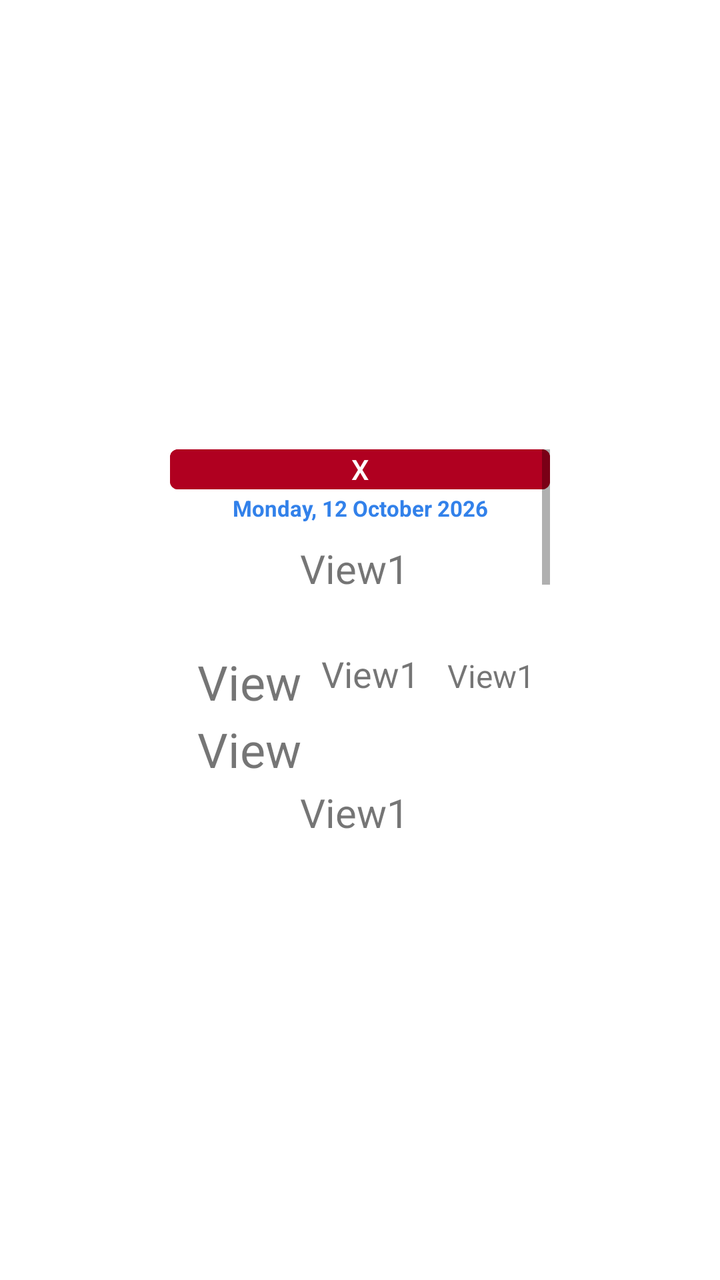
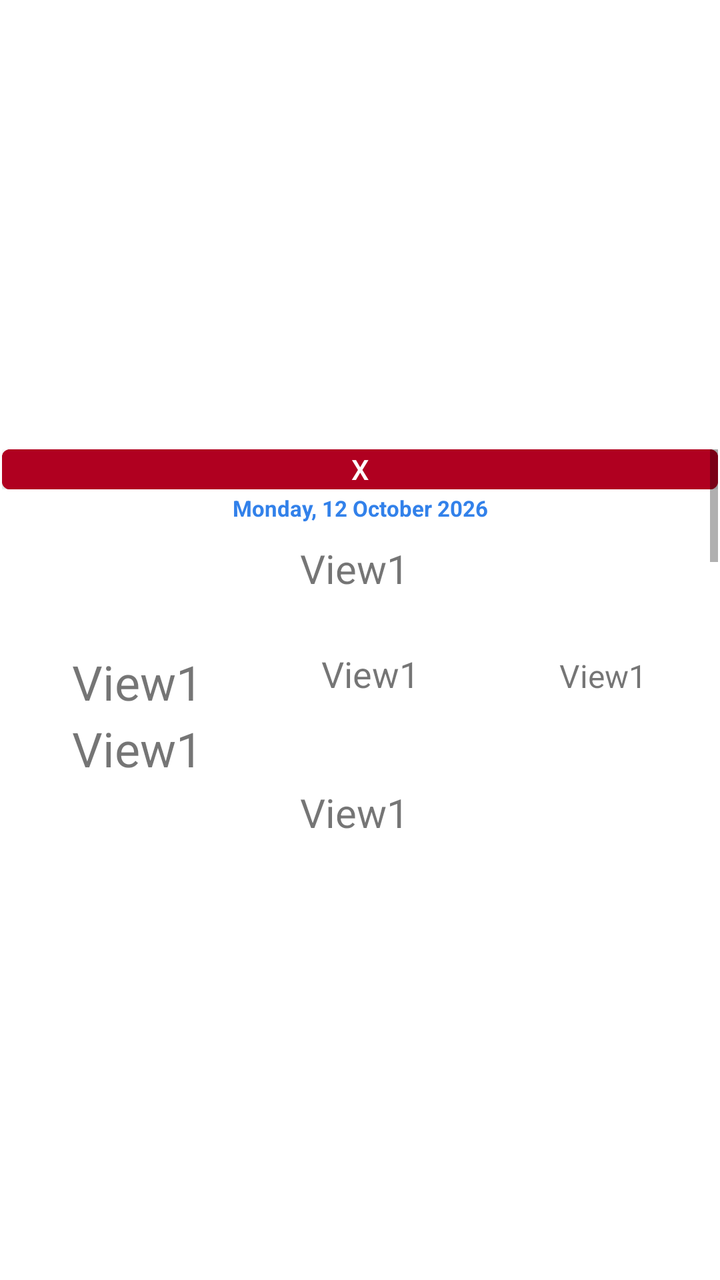

Screens rendered from an Android XML layout before and after an edit, with the pre-edit source and the edit as a unified diff.
<!-- AndroidManifest.xml: another module's application theme Theme.FocusFinder -->
<!-- res/layout/activity_focus_main.xml -->
<?xml version="1.0" encoding="utf-8"?>
<androidx.constraintlayout.widget.ConstraintLayout xmlns:android="http://schemas.android.com/apk/res/android"
    xmlns:app="http://schemas.android.com/apk/res-auto"
    xmlns:tools="http://schemas.android.com/tools"
    android:id="@+id/main"
    android:layout_width="match_parent"
    android:layout_height="match_parent"
    tools:context=".focus_main">

    <ScrollView
        android:id="@+id/scroll_view"
        android:layout_width="190dp"
        android:layout_height="190dp"
        android:layout_marginStart="1dp"
        android:layout_marginEnd="1dp"
        android:layout_marginBottom="1dp"
        app:layout_constraintBottom_toBottomOf="parent"
        app:layout_constraintEnd_toEndOf="parent"
        app:layout_constraintStart_toStartOf="parent"
        app:layout_constraintTop_toTopOf="parent">

        <LinearLayout
            android:layout_width="match_parent"
            android:layout_height="wrap_content"
            android:orientation="vertical">

            <LinearLayout
                android:layout_width="match_parent"
                android:layout_height="20dp"
                android:orientation="horizontal">

                <Button
                    android:id="@+id/exit"
                    android:layout_width="wrap_content"
                    android:layout_height="wrap_content"
                    android:layout_margin="0dp"
                    android:layout_weight="0.05"
                    android:backgroundTint="@color/design_default_color_error"
                    android:insetTop="0dp"
                    android:insetBottom="0dp"
                    android:padding="0dp"
                    android:text="X"
                    android:textColor="@color/ic_launcher_background" />

            </LinearLayout>

            <View
                android:id="@+id/view"
                android:layout_width="match_parent"
                android:layout_height="2dp"
                android:background="@color/design_default_color_on_primary" />

            <TextView
                android:id="@+id/view7"
                android:layout_width="match_parent"
                android:layout_height="22dp"
                android:singleLine="true"
                android:text="@string/current_date"
                android:textAlignment="center"
                android:textColor="@color/blue_cool"
                android:textSize="11dp"
                android:textStyle="bold" />

            <View
                android:id="@+id/view10"
                android:layout_width="match_parent"
                android:layout_height="2dp"
                android:background="@color/design_default_color_on_primary" />

            <LinearLayout
                android:layout_width="match_parent"
                android:layout_height="120dp"
                android:layout_weight="0.5"
                android:orientation="vertical">

                <TextView
                    android:id="@+id/v1title"
                    android:layout_width="match_parent"
                    android:layout_height="match_parent"
                    android:layout_marginLeft="0dp"
                    android:layout_marginTop="0dp"
                    android:layout_marginRight="0dp"
                    android:layout_weight="0.5"
                    android:gravity="top"
                    android:paddingRight="5dp"
                    android:text="View1"
                    android:textAlignment="center"
                    android:textSize="20dp" />

                <View
                    android:id="@+id/view2"
                    android:layout_width="match_parent"
                    android:layout_height="1dp"
                    android:layout_weight="0"
                    android:background="@color/design_default_color_on_primary" />

                <LinearLayout
                    android:layout_width="match_parent"
                    android:layout_height="match_parent"
                    android:layout_weight="0.4"
                    android:orientation="horizontal"
                    android:paddingLeft="10dp">

                    <LinearLayout
                        android:layout_width="match_parent"
                        android:layout_height="match_parent"
                        android:layout_weight="1"
                        android:orientation="vertical">

                        <TextView
                            android:id="@+id/v1time"
                            android:layout_width="match_parent"
                            android:layout_height="wrap_content"
                            android:layout_marginTop="0dp"
                            android:layout_weight="1"
                            android:gravity="center"
                            android:text="View1"
                            android:textSize="24dp" />

                        <View
                            android:id="@+id/view6"
                            android:layout_width="match_parent"
                            android:layout_height="1dp"
                            android:layout_weight="0"
                            android:background="@color/design_default_color_on_primary" />

                        <TextView
                            android:id="@+id/v1time2"
                            android:layout_width="match_parent"
                            android:layout_height="wrap_content"
                            android:layout_marginTop="0dp"
                            android:layout_weight="1"
                            android:gravity="center"
                            android:text="View1"
                            android:textSize="24dp" />
                    </LinearLayout>

                    <View
                        android:id="@+id/view4"
                        android:layout_width="1dp"
                        android:layout_height="wrap_content"
                        android:layout_weight="0"
                        android:background="@color/design_default_color_on_primary" />

                    <TextView
                        android:id="@+id/v1room"
                        android:layout_width="match_parent"
                        android:layout_height="wrap_content"
                        android:layout_marginTop="0dp"
                        android:layout_weight="1"
                        android:gravity="center"
                        android:text="View1"
                        android:textSize="18dp" />

                    <View
                        android:id="@+id/view5"
                        android:layout_width="1dp"
                        android:layout_height="wrap_content"
                        android:layout_weight="0"
                        android:background="@color/design_default_color_on_primary" />

                    <TextView
                        android:id="@+id/v1staff"
                        android:layout_width="match_parent"
                        android:layout_height="wrap_content"
                        android:layout_marginTop="0dp"
                        android:layout_weight="1"
                        android:gravity="center"
                        android:text="View1"
                        android:textSize="16dp" />

                </LinearLayout>

            </LinearLayout>

            <View
                android:id="@+id/view11"
                android:layout_width="match_parent"
                android:layout_height="2dp"
                android:background="@color/design_default_color_on_primary" />

            <LinearLayout
                android:layout_width="match_parent"
                android:layout_height="120dp"
                android:orientation="vertical">

                <TextView
                    android:id="@+id/v2title"
                    android:layout_width="match_parent"
                    android:layout_height="match_parent"
                    android:layout_marginLeft="0dp"
                    android:layout_marginTop="0dp"
                    android:layout_marginRight="0dp"
                    android:layout_weight="0.5"
                    android:gravity="top"
                    android:paddingRight="5dp"
                    android:text="View1"
                    android:textAlignment="center"
                    android:textSize="20dp" />

                <View
                    android:id="@+id/view8"
                    android:layout_width="match_parent"
                    android:layout_height="1dp"
                    android:layout_weight="0"
                    android:background="@color/design_default_color_on_primary" />

                <LinearLayout
                    android:layout_width="match_parent"
                    android:layout_height="match_parent"
                    android:layout_weight="0.4"
                    android:orientation="horizontal"
                    android:paddingLeft="10dp">

                    <LinearLayout
                        android:layout_width="match_parent"
                        android:layout_height="match_parent"
                        android:layout_weight="0.5"
                        android:orientation="vertical">

                        <TextView
                            android:id="@+id/v2time"
                            android:layout_width="match_parent"
                            android:layout_height="wrap_content"
                            android:layout_marginTop="0dp"
                            android:layout_weight="1"
                            android:gravity="center"
                            android:text="View1"
                            android:textSize="24dp" />

                        <View
                            android:id="@+id/view16"
                            android:layout_width="match_parent"
                            android:layout_height="1dp"
                            android:layout_weight="0"
                            android:background="@color/design_default_color_on_primary" />

                        <TextView
                            android:id="@+id/v2time2"
                            android:layout_width="match_parent"
                            android:layout_height="wrap_content"
                            android:layout_marginTop="0dp"
                            android:layout_weight="1"
                            android:gravity="center"
                            android:text="View1"
                            android:textSize="24dp" />
                    </LinearLayout>

                    <View
                        android:id="@+id/view9"
                        android:layout_width="1dp"
                        android:layout_height="wrap_content"
                        android:layout_weight="0"
                        android:background="@color/design_default_color_on_primary" />

                    <TextView
                        android:id="@+id/v2room"
                        android:layout_width="match_parent"
                        android:layout_height="wrap_content"
                        android:layout_marginTop="0dp"
                        android:layout_weight="0.5"
                        android:gravity="center"
                        android:text="View1"
                        android:textSize="18dp" />

                    <View
                        android:id="@+id/view15"
                        android:layout_width="1dp"
                        android:layout_height="wrap_content"
                        android:layout_weight="0"
                        android:background="@color/design_default_color_on_primary" />

                    <TextView
                        android:id="@+id/v2staff"
                        android:layout_width="match_parent"
                        android:layout_height="wrap_content"
                        android:layout_marginTop="0dp"
                        android:layout_weight="0.5"
                        android:gravity="center"
                        android:text="View1"
                        android:textSize="16dp" />

                </LinearLayout>

            </LinearLayout>

            <View
                android:id="@+id/view12"
                android:layout_width="match_parent"
                android:layout_height="2dp"
                android:background="@color/design_default_color_on_primary" />

            <LinearLayout
                android:layout_width="match_parent"
                android:layout_height="120dp"
                android:orientation="vertical">

                <TextView
                    android:id="@+id/v3title"
                    android:layout_width="match_parent"
                    android:layout_height="match_parent"
                    android:layout_marginLeft="0dp"
                    android:layout_marginTop="0dp"
                    android:layout_marginRight="0dp"
                    android:layout_weight="0.5"
                    android:gravity="top"
                    android:paddingRight="5dp"
                    android:text="View1"
                    android:textAlignment="center"
                    android:textSize="20dp" />

                <View
                    android:id="@+id/view21"
                    android:layout_width="match_parent"
                    android:layout_height="1dp"
                    android:layout_weight="0"
                    android:background="@color/design_default_color_on_primary" />

                <LinearLayout
                    android:layout_width="match_parent"
                    android:layout_height="match_parent"
                    android:layout_weight="0.4"
                    android:orientation="horizontal"
                    android:paddingLeft="10dp">

                    <LinearLayout
                        android:layout_width="match_parent"
                        android:layout_height="match_parent"
                        android:layout_weight="0.5"
                        android:orientation="vertical">

                        <TextView
                            android:id="@+id/v3time"
                            android:layout_width="match_parent"
                            android:layout_height="wrap_content"
                            android:layout_marginTop="0dp"
                            android:layout_weight="0.5"
                            android:text="View1"
                            android:textSize="24dp" />

                        <View
                            android:id="@+id/view23"
                            android:layout_width="match_parent"
                            android:layout_height="1dp"
                            android:layout_weight="0"
                            android:background="@color/design_default_color_on_primary" />

                        <TextView
                            android:id="@+id/v3time2"
                            android:layout_width="match_parent"
                            android:layout_height="wrap_content"
                            android:layout_marginTop="0dp"
                            android:layout_weight="0.5"
                            android:text="View1"
                            android:textSize="24dp" />
                    </LinearLayout>

                    <View
                        android:id="@+id/view17"
                        android:layout_width="1dp"
                        android:layout_height="wrap_content"
                        android:layout_weight="0"
                        android:background="@color/design_default_color_on_primary" />

                    <TextView
                        android:id="@+id/v3room"
                        android:layout_width="match_parent"
                        android:layout_height="wrap_content"
                        android:layout_marginTop="0dp"
                        android:layout_weight="0.5"
                        android:gravity="center"
                        android:text="View1"
                        android:textSize="18dp" />

                    <View
                        android:id="@+id/view18"
                        android:layout_width="1dp"
                        android:layout_height="wrap_content"
                        android:layout_weight="0"
                        android:background="@color/design_default_color_on_primary" />

                    <TextView
                        android:id="@+id/v3staff"
                        android:layout_width="match_parent"
                        android:layout_height="wrap_content"
                        android:layout_marginTop="0dp"
                        android:layout_weight="0.5"
                        android:gravity="center"
                        android:text="View1"
                        android:textSize="16dp" />
                </LinearLayout>

            </LinearLayout>

            <View
                android:id="@+id/view13"
                android:layout_width="match_parent"
                android:layout_height="2dp"
                android:background="@color/design_default_color_on_primary" />

            <LinearLayout
                android:layout_width="match_parent"
                android:layout_height="120dp"
                android:orientation="vertical">

                <TextView
                    android:id="@+id/v4title"
                    android:layout_width="match_parent"
                    android:layout_height="match_parent"
                    android:layout_marginLeft="0dp"
                    android:layout_marginTop="0dp"
                    android:layout_marginRight="0dp"
                    android:layout_weight="0.5"
                    android:gravity="top"
                    android:paddingRight="5dp"
                    android:text="View1"
                    android:textAlignment="center"
                    android:textSize="20dp" />

                <View
                    android:id="@+id/view22"
                    android:layout_width="match_parent"
                    android:layout_height="1dp"
                    android:layout_weight="0"
                    android:background="@color/design_default_color_on_primary" />

                <LinearLayout
                    android:layout_width="match_parent"
                    android:layout_height="match_parent"
                    android:layout_weight="0.4"
                    android:orientation="horizontal"
                    android:paddingLeft="10dp">

                    <LinearLayout
                        android:layout_width="match_parent"
                        android:layout_height="match_parent"
                        android:layout_weight="0.5"
                        android:orientation="vertical">

                        <TextView
                            android:id="@+id/v4time"
                            android:layout_width="match_parent"
                            android:layout_height="wrap_content"
                            android:layout_marginTop="0dp"
                            android:layout_weight="0.5"
                            android:text="View1"
                            android:textSize="24dp" />

                        <View
                            android:id="@+id/view24"
                            android:layout_width="match_parent"
                            android:layout_height="1dp"
                            android:layout_weight="0"
                            android:background="@color/design_default_color_on_primary" />

                        <TextView
                            android:id="@+id/v4time2"
                            android:layout_width="match_parent"
                            android:layout_height="wrap_content"
                            android:layout_marginTop="0dp"
                            android:layout_weight="0.5"
                            android:text="View1"
                            android:textSize="24dp" />
                    </LinearLayout>

                    <View
                        android:id="@+id/view19"
                        android:layout_width="1dp"
                        android:layout_height="wrap_content"
                        android:layout_weight="0"
                        android:background="@color/design_default_color_on_primary" />

                    <TextView
                        android:id="@+id/v4room"
                        android:layout_width="match_parent"
                        android:layout_height="wrap_content"
                        android:layout_marginTop="0dp"
                        android:layout_weight="0.5"
                        android:gravity="center"
                        android:text="View1"
                        android:textSize="18dp" />

                    <View
                        android:id="@+id/view20"
                        android:layout_width="1dp"
                        android:layout_height="wrap_content"
                        android:layout_weight="0"
                        android:background="@color/design_default_color_on_primary" />

                    <TextView
                        android:id="@+id/v4staff"
                        android:layout_width="match_parent"
                        android:layout_height="wrap_content"
                        android:layout_marginTop="0dp"
                        android:layout_weight="0.5"
                        android:gravity="center"
                        android:text="View1"
                        android:textSize="16dp" />
                </LinearLayout>

            </LinearLayout>

            <View
                android:id="@+id/view14"
                android:layout_width="match_parent"
                android:layout_height="2dp"
                android:background="@color/design_default_color_on_primary" />

        </LinearLayout>
    </ScrollView>

</androidx.constraintlayout.widget.ConstraintLayout>
<!-- resources referenced by this layout -->
<resources>
  <color name="blue_cool">#FF3281EA</color>
  <color name="ic_launcher_background">#FFFFFF</color>
  <string name="current_date">Monday, 12 October 2026</string>
  <style name="Theme.FocusFinder" parent="Theme.MaterialComponents.DayNight.DarkActionBar">
          
          <item name="colorPrimary">@color/purple_500</item>
          <item name="colorPrimaryVariant">@color/purple_700</item>
          <item name="colorOnPrimary">@color/white</item>
          
          <item name="colorSecondary">@color/teal_200</item>
          <item name="colorSecondaryVariant">@color/teal_700</item>
          <item name="colorOnSecondary">@color/black</item>
          
          <item name="android:statusBarColor">?attr/colorPrimaryVariant</item>
          
      </style>
  <color name="purple_500">#FF6200EE</color>
  <color name="purple_700">#FF3700B3</color>
  <color name="white">#FFFFFFFF</color>
  <color name="teal_200">#FF03DAC5</color>
  <color name="teal_700">#FF018786</color>
  <color name="black">#FF000000</color>
</resources>

<!-- the commit's change to res/layout/activity_focus_main.xml (unified diff, before → after) -->
@@ -9,7 +9,7 @@
 
     <ScrollView
         android:id="@+id/scroll_view"
-        android:layout_width="190dp"
+        android:layout_width="0dp"
         android:layout_height="190dp"
         android:layout_marginStart="1dp"
         android:layout_marginEnd="1dp"
@@ -68,6 +68,7 @@
                 android:background="@color/design_default_color_on_primary" />
 
             <LinearLayout
+                android:id="@+id/v1view"
                 android:layout_width="match_parent"
                 android:layout_height="120dp"
                 android:layout_weight="0.5"
@@ -180,6 +181,7 @@
                 android:background="@color/design_default_color_on_primary" />
 
             <LinearLayout
+                android:id="@+id/v2view"
                 android:layout_width="match_parent"
                 android:layout_height="120dp"
                 android:orientation="vertical">
@@ -291,6 +293,7 @@
                 android:background="@color/design_default_color_on_primary" />
 
             <LinearLayout
+                android:id="@+id/v3view"
                 android:layout_width="match_parent"
                 android:layout_height="120dp"
                 android:orientation="vertical">
@@ -399,6 +402,7 @@
                 android:background="@color/design_default_color_on_primary" />
 
             <LinearLayout
+                android:id="@+id/v4view"
                 android:layout_width="match_parent"
                 android:layout_height="120dp"
                 android:orientation="vertical">
@@ -506,6 +510,30 @@
                 android:layout_height="2dp"
                 android:background="@color/design_default_color_on_primary" />
 
+            <LinearLayout
+                android:layout_width="match_parent"
+                android:layout_height="match_parent"
+                android:orientation="horizontal">
+
+                <Space
+                    android:layout_width="match_parent"
+                    android:layout_height="match_parent"
+                    android:layout_weight="1" />
+
+                <Button
+                    android:id="@+id/share"
+                    android:layout_width="wrap_content"
+                    android:layout_height="wrap_content"
+                    android:backgroundTint="@android:color/system_control_normal_light"
+                    app:icon="?attr/actionModeShareDrawable"
+                    app:iconGravity="textStart"
+                    app:iconTint="@color/white" />
+            </LinearLayout>
+
+            <Space
+                android:layout_width="match_parent"
+                android:layout_height="60dp" />
+
         </LinearLayout>
     </ScrollView>
 
